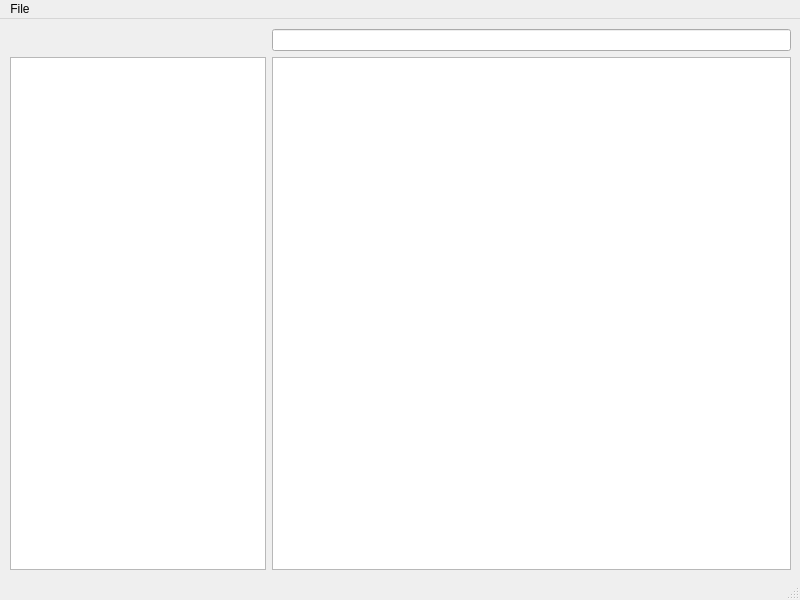
Qt form interface.ui (robol/songbook-editor) before a commit.
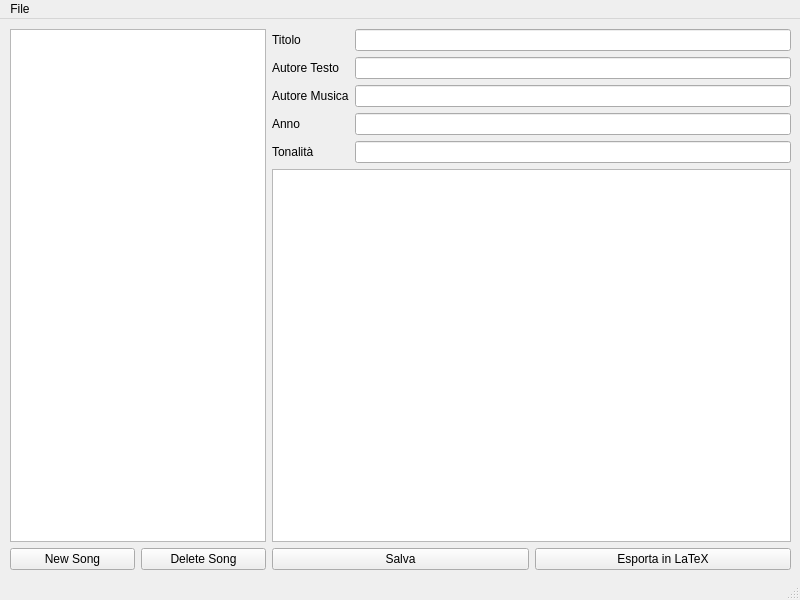
The same form after that commit.

Commit message: Piccole correzioni

```diff
--- a/interface.ui
+++ b/interface.ui
@@ -27,8 +27,8 @@
      <property name="sizeConstraint">
       <enum>QLayout::SetMaximumSize</enum>
      </property>
-     <item row="1" column="0">
-      <widget class="QListWidget" name="listWidget">
+     <item row="0" column="0">
+      <widget class="QListWidget" name="list_songs">
        <property name="sizePolicy">
         <sizepolicy hsizetype="Fixed" vsizetype="Expanding">
          <horstretch>0</horstretch>
@@ -37,11 +37,106 @@
        </property>
       </widget>
      </item>
-     <item row="1" column="1">
-      <widget class="QTextEdit" name="textEdit"/>
+     <item row="1" column="0" rowspan="2">
+      <layout class="QHBoxLayout" name="horizontalLayout">
+       <item>
+        <widget class="QPushButton" name="btn_new_song">
+         <property name="text">
+          <string>New Song</string>
+         </property>
+        </widget>
+       </item>
+       <item>
+        <widget class="QPushButton" name="btn_delete_song">
+         <property name="text">
+          <string>Delete Song</string>
+         </property>
+        </widget>
+       </item>
+      </layout>
      </item>
      <item row="0" column="1">
-      <widget class="QLineEdit" name="lineEdit"/>
+      <layout class="QVBoxLayout" name="verticalLayout">
+       <item>
+        <layout class="QGridLayout" name="gridLayout_2">
+         <item row="0" column="1">
+          <widget class="QLineEdit" name="le_title"/>
+         </item>
+         <item row="1" column="1">
+          <widget class="QLineEdit" name="le_tauthor"/>
+         </item>
+         <item row="0" column="0">
+          <widget class="QLabel" name="label">
+           <property name="text">
+            <string>Titolo</string>
+           </property>
+          </widget>
+         </item>
+         <item row="1" column="0">
+          <widget class="QLabel" name="label_2">
+           <property name="text">
+            <string>Autore Testo</string>
+           </property>
+          </widget>
+         </item>
+         <item row="2" column="1">
+          <widget class="QLineEdit" name="le_mauthor"/>
+         </item>
+         <item row="2" column="0">
+          <widget class="QLabel" name="label_3">
+           <property name="text">
+            <string>Autore Musica</string>
+           </property>
+          </widget>
+         </item>
+         <item row="3" column="1">
+          <widget class="QLineEdit" name="le_year"/>
+         </item>
+         <item row="4" column="1">
+          <widget class="QLineEdit" name="le_tone"/>
+         </item>
+         <item row="3" column="0">
+          <widget class="QLabel" name="label_4">
+           <property name="text">
+            <string>Anno</string>
+           </property>
+          </widget>
+         </item>
+         <item row="4" column="0">
+          <widget class="QLabel" name="label_5">
+           <property name="text">
+            <string>Tonalità</string>
+           </property>
+          </widget>
+         </item>
+        </layout>
+       </item>
+       <item>
+        <widget class="QTextEdit" name="te_body">
+         <property name="acceptRichText">
+          <bool>false</bool>
+         </property>
+        </widget>
+       </item>
+      </layout>
+     </item>
+     <item row="1" column="1" rowspan="2">
+      <layout class="QHBoxLayout" name="horizontalLayout_2">
+       <item>
+        <widget class="QPushButton" name="btn_savesong">
+         <property name="text">
+          <string>Salva</string>
+         </property>
+        </widget>
+       </item>
+       <item>
+        <widget class="QPushButton" name="btn_create_latex_song">
+         <property name="text">
+          <string>Esporta in LaTeX</string>
+         </property>
+        </widget>
+       </item>
+      </layout>
      </item>
     </layout>
    </widget>
```
The commit also changes 1 other file.
